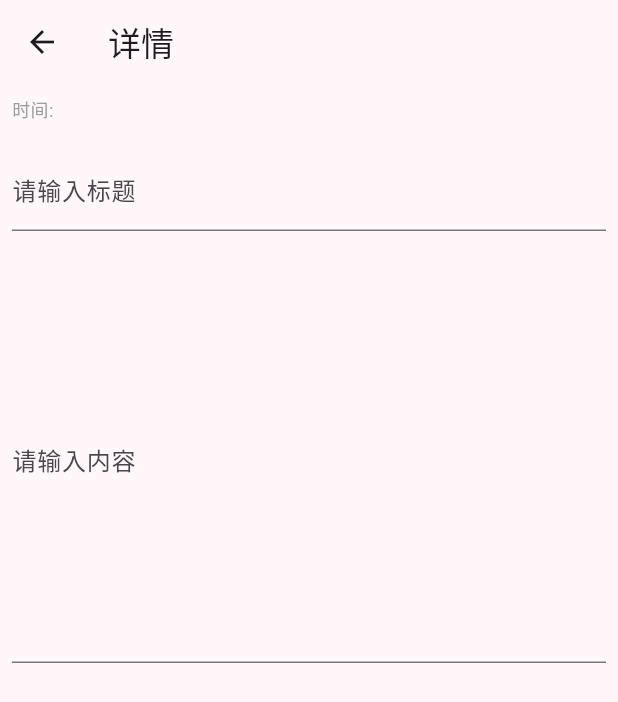
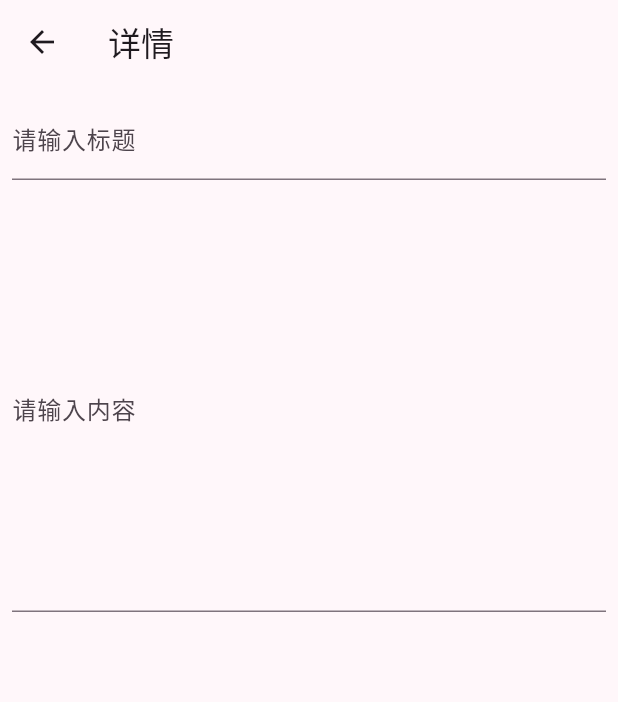
Before and after one commit to mmmyjun/sampleFlutter, a Flutter app: the MemoDetail screen opened directly, on a phone screen of 412 x 824 dp. Shown: the top 702 px of the screen. Run offline on Flutter 3.47's test engine with Material 3 defaults, Android fonts, the phone set to English and light mode, and no system bars; our stand-ins replace audioplayers, dio, flutter_easyloading, flutter_secure_storage; accounts and stored records are empty.

Commit message:
memo: 添加memo弹框不显示“时间”

```diff
--- a/lib/mode/memo/memo_detail.dart
+++ b/lib/mode/memo/memo_detail.dart
@@ -10,7 +10,7 @@ class MemoDetail extends StatefulWidget {
 }
 
 class _MemoDetailState extends State<MemoDetail> {
-  get oId => widget.obj?.id ?? '';
+  String get oId => widget.obj?.id ?? '';
 
   final idController = TextEditingController(text: '');
   final inputController = TextEditingController(text: '');
@@ -48,7 +48,7 @@ class _MemoDetailState extends State<MemoDetail> {
           child: Column(
             crossAxisAlignment: CrossAxisAlignment.start,
             children: [
-              Padding(
+              oId.isNotEmpty ? Padding(
                   padding: const EdgeInsets.all(8),
                   child: Text(
                     '时间: $oId',
@@ -57,7 +57,7 @@ class _MemoDetailState extends State<MemoDetail> {
                       color: Colors.grey,
                     ),
                   )
-              ),
+              ) : const SizedBox.shrink(),
               Padding(
                   padding: const EdgeInsets.all(8),
                   child: TextFormField(
```
